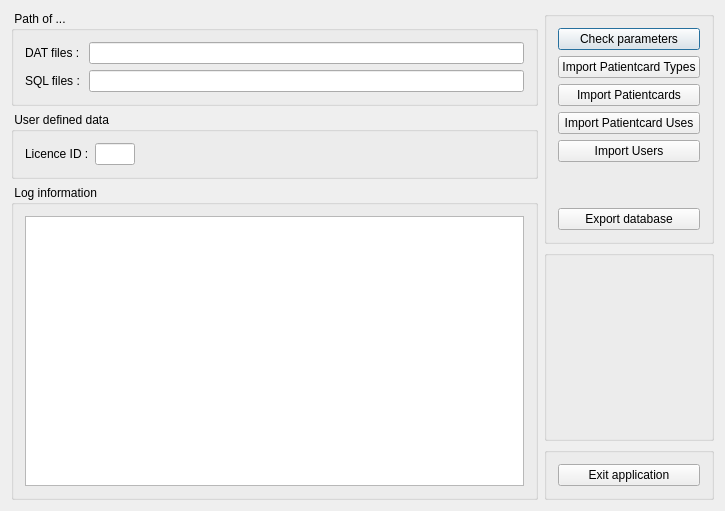
Qt form converter/cdlgmain.ui (tbikfalvi/Belenus) before a commit.
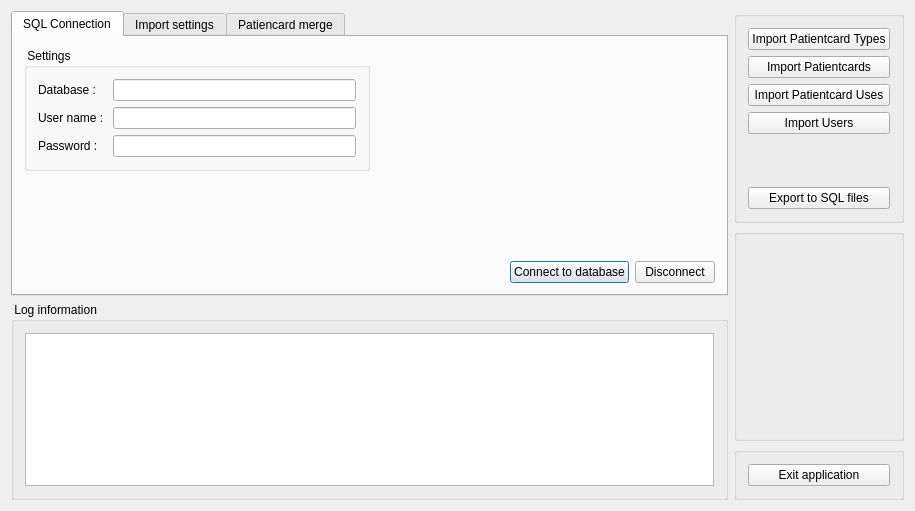
The same form after that commit.

Commit message: A konverter kapcsolodik adatbazishoz, elokeszitve berlet merge-re.

```diff
--- a/converter/cdlgmain.ui
+++ b/converter/cdlgmain.ui
@@ -6,15 +6,156 @@
    <rect>
     <x>0</x>
     <y>0</y>
-    <width>725</width>
+    <width>915</width>
     <height>511</height>
    </rect>
   </property>
   <property name="windowTitle">
    <string>Belenus Import application (c) Pagony Multimedia Studio Bt.</string>
   </property>
-  <layout class="QHBoxLayout" name="horizontalLayout_3">
+  <layout class="QHBoxLayout" name="horizontalLayout_4">
    <item>
+    <layout class="QVBoxLayout" name="verticalLayout_3">
+     <item>
+      <widget class="QTabWidget" name="tabWidget">
+       <property name="currentIndex">
+        <number>0</number>
+       </property>
+       <widget class="QWidget" name="tab">
+        <attribute name="title">
+         <string>SQL Connection</string>
+        </attribute>
+        <layout class="QVBoxLayout" name="verticalLayout_4">
+         <item>
+          <layout class="QHBoxLayout" name="horizontalLayout">
+           <item>
+            <widget class="QGroupBox" name="gbSQLConnect">
+             <property name="title">
+              <string> Settings </string>
+             </property>
+             <layout class="QFormLayout" name="formLayout_2">
+              <item row="0" column="0">
+               <widget class="QLabel" name="lblDatabase">
+                <property name="text">
+                 <string>Database : </string>
+                </property>
+               </widget>
+              </item>
+              <item row="0" column="1">
+               <widget class="QLineEdit" name="ledDatabase">
+                <property name="minimumSize">
+                 <size>
+                  <width>200</width>
+                  <height>0</height>
+                 </size>
+                </property>
+               </widget>
+              </item>
+              <item row="1" column="0">
+               <widget class="QLabel" name="lblUser">
+                <property name="text">
+                 <string>User name : </string>
+                </property>
+               </widget>
+              </item>
+              <item row="1" column="1">
+               <widget class="QLineEdit" name="ledUser">
+                <property name="minimumSize">
+                 <size>
+                  <width>200</width>
+                  <height>0</height>
+                 </size>
+                </property>
+               </widget>
+              </item>
+              <item row="2" column="0">
+               <widget class="QLabel" name="lblPassword">
+                <property name="text">
+                 <string>Password : </string>
+                </property>
+               </widget>
+              </item>
+              <item row="2" column="1">
+               <widget class="QLineEdit" name="ledPassword">
+                <property name="minimumSize">
+                 <size>
+                  <width>200</width>
+                  <height>0</height>
+                 </size>
+                </property>
+                <property name="echoMode">
+                 <enum>QLineEdit::Password</enum>
+                </property>
+               </widget>
+              </item>
+             </layout>
+            </widget>
+           </item>
+           <item>
+            <spacer name="horizontalSpacer_2">
+             <property name="orientation">
+              <enum>Qt::Horizontal</enum>
+             </property>
+             <property name="sizeHint" stdset="0">
+              <size>
+               <width>40</width>
+               <height>20</height>
+              </size>
+             </property>
+            </spacer>
+           </item>
+          </layout>
+         </item>
+         <item>
+          <spacer name="verticalSpacer_2">
+           <property name="orientation">
+            <enum>Qt::Vertical</enum>
+           </property>
+           <property name="sizeHint" stdset="0">
+            <size>
+             <width>20</width>
+             <height>79</height>
+            </size>
+           </property>
+          </spacer>
+         </item>
+         <item>
+          <layout class="QHBoxLayout" name="horizontalLayout_2">
+           <item>
+            <spacer name="horizontalSpacer_3">
+             <property name="orientation">
+              <enum>Qt::Horizontal</enum>
+             </property>
+             <property name="sizeHint" stdset="0">
+              <size>
+               <width>40</width>
+               <height>20</height>
+              </size>
+             </property>
+            </spacer>
+           </item>
+           <item>
+            <widget class="QPushButton" name="pbConnect">
+             <property name="text">
+              <string>Connect to database</string>
+             </property>
+            </widget>
+           </item>
+           <item>
+            <widget class="QPushButton" name="pbDisconnect">
+             <property name="text">
+              <string>Disconnect</string>
+             </property>
+            </widget>
+           </item>
+          </layout>
+         </item>
+        </layout>
+       </widget>
+       <widget class="QWidget" name="tab_2">
+        <attribute name="title">
+         <string>Import settings</string>
+        </attribute>
     <layout class="QVBoxLayout" name="verticalLayout_2">
      <item>
       <widget class="QGroupBox" name="gbLocation">
@@ -27,7 +168,7 @@
        <property name="title">
         <string> Path of ... </string>
        </property>
-       <layout class="QFormLayout" name="formLayout_2">
+           <layout class="QFormLayout" name="formLayout">
         <item row="0" column="0">
          <widget class="QLabel" name="lblImportPath">
           <property name="text">
@@ -59,36 +200,48 @@
       </widget>
      </item>
      <item>
-      <widget class="QGroupBox" name="gbInputManual">
+          <widget class="QGroupBox" name="gbUserDefined">
        <property name="title">
         <string> User defined data </string>
        </property>
-       <layout class="QHBoxLayout" name="horizontalLayout">
-        <item>
-         <widget class="QLabel" name="lblLicenceId">
+           <layout class="QFormLayout" name="formLayout_3">
+            <item row="0" column="0">
+             <widget class="QLabel" name="lblLicence">
           <property name="text">
-           <string>Licence ID :</string>
+               <string>Licence Id : </string>
           </property>
          </widget>
         </item>
-        <item>
+            <item row="0" column="1">
          <widget class="QLineEdit" name="ledLicenceId">
-          <property name="minimumSize">
-           <size>
-            <width>40</width>
-            <height>0</height>
-           </size>
-          </property>
           <property name="maximumSize">
            <size>
-            <width>40</width>
+                <width>50</width>
             <height>16777215</height>
            </size>
           </property>
          </widget>
         </item>
+           </layout>
+          </widget>
+         </item>
         <item>
-         <spacer name="horizontalSpacer">
+          <spacer name="verticalSpacer_3">
+           <property name="orientation">
+            <enum>Qt::Vertical</enum>
+           </property>
+           <property name="sizeHint" stdset="0">
+            <size>
+             <width>20</width>
+             <height>77</height>
+            </size>
+           </property>
+          </spacer>
+         </item>
+         <item>
+          <layout class="QHBoxLayout" name="horizontalLayout_3">
+           <item>
+            <spacer name="horizontalSpacer_4">
           <property name="orientation">
            <enum>Qt::Horizontal</enum>
           </property>
@@ -100,7 +253,22 @@
           </property>
          </spacer>
         </item>
-       </layout>
+           <item>
+            <widget class="QPushButton" name="pbCheckFiles">
+             <property name="text">
+              <string>Check parameters</string>
+             </property>
+            </widget>
+           </item>
+          </layout>
+         </item>
+        </layout>
+       </widget>
+       <widget class="QWidget" name="tab_3">
+        <attribute name="title">
+         <string>Patiencard merge</string>
+        </attribute>
+       </widget>
       </widget>
      </item>
      <item>
@@ -108,7 +276,7 @@
        <property name="title">
         <string> Log information </string>
        </property>
-       <layout class="QHBoxLayout" name="horizontalLayout_2">
+       <layout class="QVBoxLayout" name="verticalLayout">
         <item>
          <widget class="QListWidget" name="listLog"/>
         </item>
@@ -118,20 +286,13 @@
     </layout>
    </item>
    <item>
-    <layout class="QVBoxLayout" name="verticalLayout_6">
+    <layout class="QVBoxLayout" name="verticalLayout_5">
      <item>
       <widget class="QGroupBox" name="gbAction">
        <property name="title">
         <string/>
        </property>
-       <layout class="QVBoxLayout" name="verticalLayout">
-        <item>
-         <widget class="QPushButton" name="pbCheckFiles">
-          <property name="text">
-           <string>Check parameters</string>
-          </property>
-         </widget>
-        </item>
+       <layout class="QVBoxLayout" name="verticalLayout_7">
         <item>
          <widget class="QPushButton" name="pbImportPatientCardTypes">
           <property name="text">
@@ -176,7 +337,7 @@
         <item>
          <widget class="QPushButton" name="pbExportDatabase">
           <property name="text">
-           <string>Export database</string>
+           <string>Export to SQL files</string>
           </property>
          </widget>
         </item>
@@ -184,20 +345,20 @@
       </widget>
      </item>
      <item>
-      <widget class="QGroupBox" name="gbSpace">
+      <widget class="QGroupBox" name="gbSpacer">
        <property name="title">
         <string/>
        </property>
-       <layout class="QVBoxLayout" name="verticalLayout_3">
+       <layout class="QVBoxLayout" name="verticalLayout_8">
         <item>
-         <spacer name="verticalSpacer_2">
+         <spacer name="verticalSpacer_4">
           <property name="orientation">
            <enum>Qt::Vertical</enum>
           </property>
           <property name="sizeHint" stdset="0">
            <size>
             <width>20</width>
-            <height>100</height>
+            <height>133</height>
            </size>
           </property>
          </spacer>
@@ -210,7 +371,7 @@
        <property name="title">
         <string/>
        </property>
-       <layout class="QVBoxLayout" name="verticalLayout_4">
+       <layout class="QVBoxLayout" name="verticalLayout_6">
         <item>
          <widget class="QPushButton" name="pbExit">
           <property name="text">
```
Lines whose indentation alone changed are shown as unchanged. The commit also changes 5 other files.
